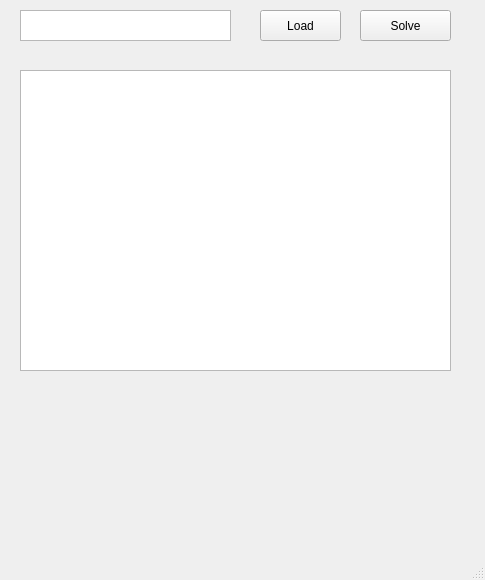
SudoDobryak/MO_KR, file gui.ui: the form before one commit.
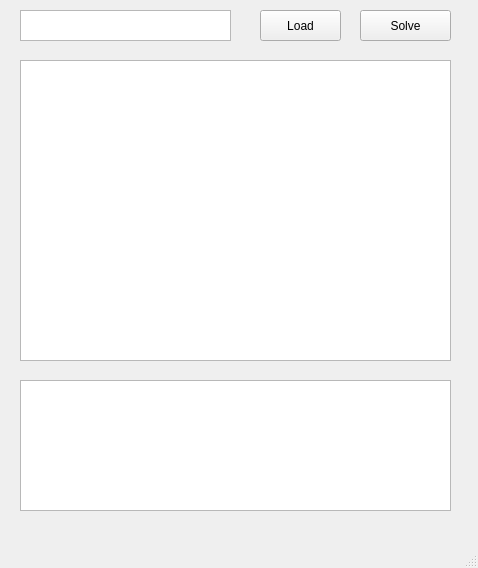
The form after the commit.

What changed in the file:
```diff
--- a/gui.ui
+++ b/gui.ui
@@ -6,8 +6,8 @@
    <rect>
     <x>0</x>
     <y>0</y>
-    <width>485</width>
-    <height>580</height>
+    <width>478</width>
+    <height>568</height>
    </rect>
   </property>
   <property name="windowTitle">
@@ -54,12 +54,22 @@
     <property name="geometry">
      <rect>
       <x>20</x>
-      <y>70</y>
+      <y>60</y>
       <width>431</width>
       <height>301</height>
      </rect>
     </property>
    </widget>
+   <widget class="QTextEdit" name="textEdit_2">
+    <property name="geometry">
+     <rect>
+      <x>20</x>
+      <y>380</y>
+      <width>431</width>
+      <height>131</height>
+     </rect>
+    </property>
+   </widget>
   </widget>
   <widget class="QMenuBar" name="menubar">
    <property name="geometry">
```
Left out of the diff: 2 changed lines with no effect on the pictures.
